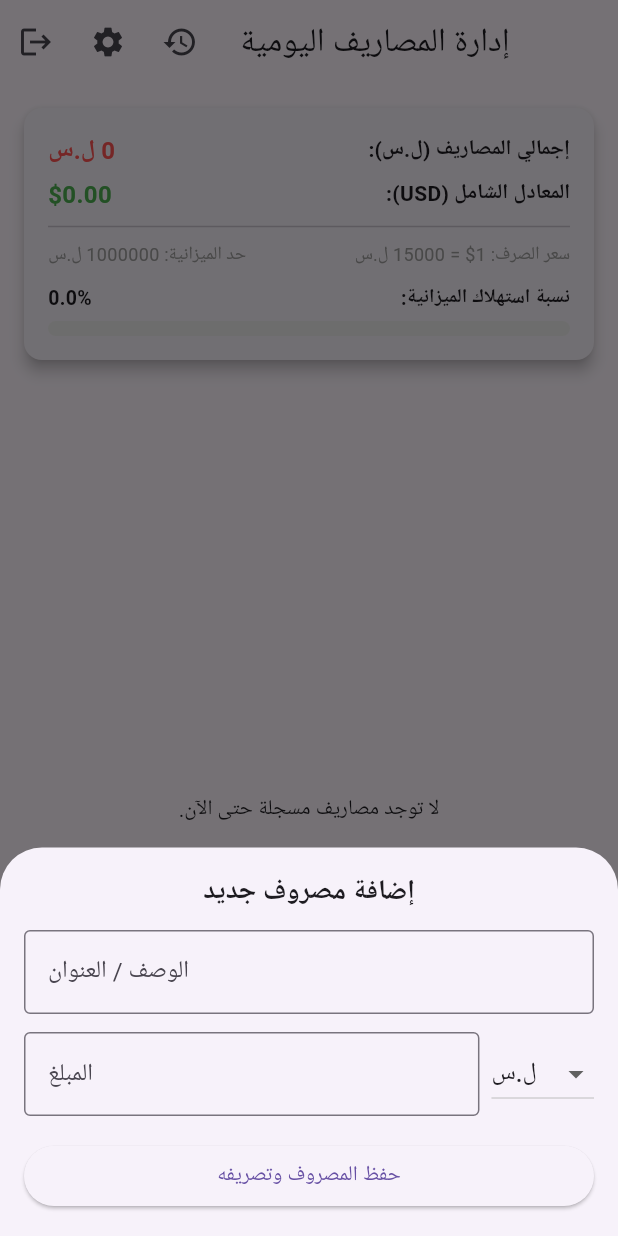
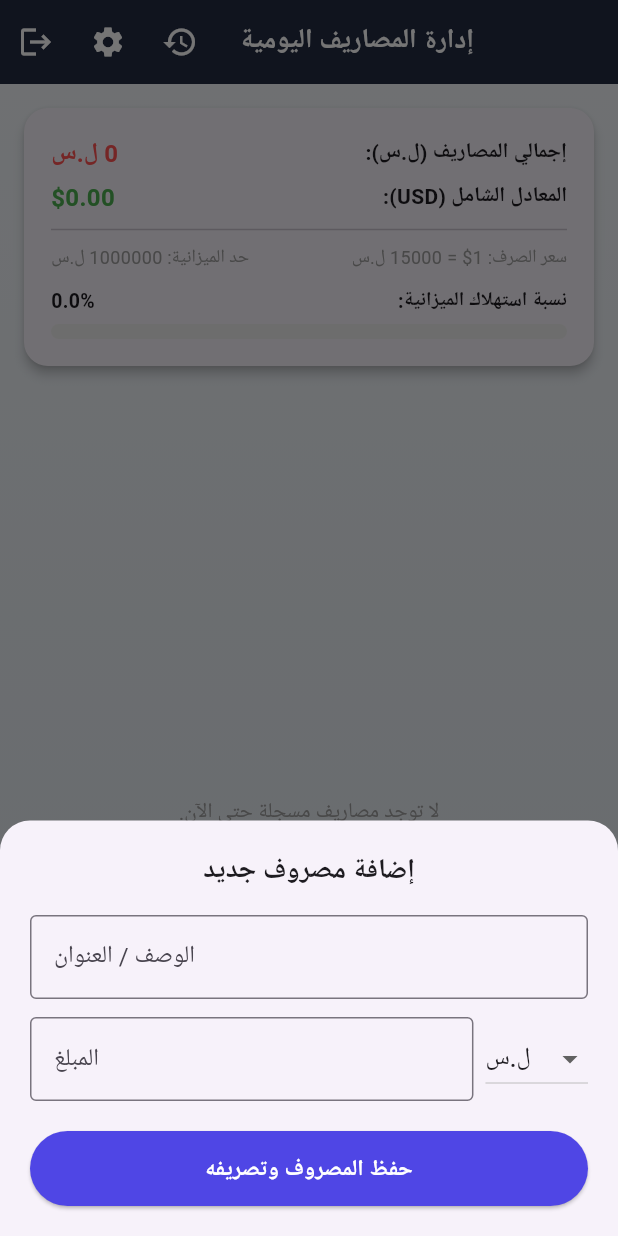
Before and after one commit to al-homse/money, a Flutter app: the screen it shows once a user with an empty profile is signed in, after a tap on the "add" icon, on a phone screen of 412 x 824 dp. Run offline on Flutter 3.47's test engine with Material 3 defaults, Android fonts, the phone set to English and light mode, and no system bars; our stand-ins replace cloud_firestore, firebase_auth, firebase_core, google_sign_in, sign_in_with_apple; missing offline and left inert: flutter_facebook_auth; accounts and stored records are empty; statements that could not run were skipped.

```diff
--- a/lib/views/home_screen.dart
+++ b/lib/views/home_screen.dart
@@ -90,13 +90,16 @@ class _HomeScreenState extends State<HomeScreen> {
     showModalBottomSheet(
       context: context,
       isScrollControlled: true,
+      shape: const RoundedRectangleBorder(
+        borderRadius: BorderRadius.vertical(top: Radius.circular(20)),
+      ),
       builder: (ctx) => StatefulBuilder(
         builder: (context, setModalState) => Padding(
           padding: EdgeInsets.only(
-            top: 16,
-            left: 16,
-            right: 16,
-            bottom: MediaQuery.of(ctx).viewInsets.bottom + 16,
+            top: 20,
+            left: 20,
+            right: 20,
+            bottom: MediaQuery.of(ctx).viewInsets.bottom + 20,
           ),
           child: Column(
             mainAxisSize: MainAxisSize.min,
@@ -107,7 +110,7 @@ class _HomeScreenState extends State<HomeScreen> {
                 textAlign: TextAlign.center,
                 style: TextStyle(fontSize: 18, fontWeight: FontWeight.bold),
               ),
-              const SizedBox(height: 12),
+              const SizedBox(height: 16),
               TextField(
                 controller: _titleController,
                 decoration: const InputDecoration(
@@ -143,10 +146,15 @@ class _HomeScreenState extends State<HomeScreen> {
                   ),
                 ],
               ),
-              const SizedBox(height: 16),
+              const SizedBox(height: 20),
               ElevatedButton(
+                style: ElevatedButton.styleFrom(
+                  padding: const EdgeInsets.symmetric(vertical: 14),
+                  backgroundColor: const Color(0xFF4F46E5),
+                  foregroundColor: Colors.white,
+                ),
                 onPressed: () => _addTransaction(exchangeRate),
-                child: const Text('حفظ المصروف وتصريفه'),
+                child: const Text('حفظ المصروف وتصريفه', style: TextStyle(fontSize: 15, fontWeight: FontWeight.bold)),
               ),
             ],
           ),
@@ -241,7 +249,10 @@ class _HomeScreenState extends State<HomeScreen> {
 
           return Scaffold(
             appBar: AppBar(
-              title: const Text('إدارة المصاريف اليومية'),
+              backgroundColor: const Color(0xFF1E293B),
+              foregroundColor: Colors.white,
+              elevation: 2,
+              title: const Text('إدارة المصاريف اليومية', style: TextStyle(fontWeight: FontWeight.bold, fontSize: 18)),
               centerTitle: true,
               actions: [
                 IconButton(
@@ -268,7 +279,22 @@ class _HomeScreenState extends State<HomeScreen> {
             ),
             body: Stack(
               children: [
-                StreamBuilder<QuerySnapshot>(
+                // خلفية متدرجة فخمة كُليّة للتطبيق
+                Container(
+                  decoration: const BoxDecoration(
+                    gradient: LinearGradient(
+                      begin: Alignment.topCenter,
+                      end: Alignment.bottomCenter,
+                      colors: [Color(0xFFF1F5F9), Color(0xFFE2E8F0)],
+                    ),
+                  ),
+                ),
+
+                // ضبط العرض في المنتصف بعرض أقصى مناسب للكمبيوتر (Web Centered Layout)
+                Center(
+                  child: ConstrainedBox(
+                    constraints: const BoxConstraints(maxWidth: 620),
+                    child: StreamBuilder<QuerySnapshot>(
                       stream: _expensesCollection.orderBy('timestamp', descending: true).snapshots(),
                       builder: (context, snapshot) {
                         if (snapshot.connectionState == ConnectionState.waiting) {
@@ -297,7 +323,6 @@ class _HomeScreenState extends State<HomeScreen> {
 
                         return Column(
                           children: [
-                        // شريط تنبيه الزائر لتحويل حسابه لبريد إلكتروني
                             if (isGuest)
                               Container(
                                 color: Colors.amber[100],
@@ -325,10 +350,10 @@ class _HomeScreenState extends State<HomeScreen> {
                               ),
                             Card(
                               margin: const EdgeInsets.all(16),
-                          elevation: 4,
-                          shape: RoundedRectangleBorder(borderRadius: BorderRadius.circular(12)),
+                              elevation: 3,
+                              shape: RoundedRectangleBorder(borderRadius: BorderRadius.circular(16)),
                               child: Padding(
-                            padding: const EdgeInsets.all(16),
+                                padding: const EdgeInsets.all(18),
                                 child: Column(
                                   children: [
                                     Row(
@@ -400,9 +425,9 @@ class _HomeScreenState extends State<HomeScreen> {
                             ),
                             Expanded(
                               child: docs.isEmpty
-                              ? const Center(child: Text('لا توجد مصاريف مسجلة حتى الآن.'))
+                                  ? const Center(child: Text('لا توجد مصاريف مسجلة حتى الآن.', style: TextStyle(color: Colors.grey)))
                                   : ListView.builder(
-                                  padding: const EdgeInsets.only(bottom: 30),
+                                      padding: const EdgeInsets.only(bottom: 40),
                                       itemCount: docs.length,
                                       itemBuilder: (ctx, index) {
                                         final doc = docs[index];
@@ -415,6 +440,7 @@ class _HomeScreenState extends State<HomeScreen> {
 
                                         return Card(
                                           margin: const EdgeInsets.symmetric(horizontal: 16, vertical: 4),
+                                          shape: RoundedRectangleBorder(borderRadius: BorderRadius.circular(12)),
                                           child: ListTile(
                                             leading: CircleAvatar(
                                               backgroundColor: isSyp ? Colors.blue[100] : Colors.green[100],
@@ -452,18 +478,20 @@ class _HomeScreenState extends State<HomeScreen> {
                         );
                       },
                     ),
+                  ),
+                ),
 
                 // العلامة المائية الثابتة أسفل اليسار
                 const Positioned(
-                  left: 12,
-                  bottom: 8,
+                  left: 16,
+                  bottom: 12,
                   child: IgnorePointer(
                     child: Text(
                       'Powered & Designed by AL-Homse',
                       style: TextStyle(
-                        color: Colors.grey,
+                        color: Colors.black45,
                         fontSize: 11,
-                        fontWeight: FontWeight.w500,
+                        fontWeight: FontWeight.w600,
                         letterSpacing: 0.5,
                       ),
                     ),
@@ -472,6 +500,8 @@ class _HomeScreenState extends State<HomeScreen> {
               ],
             ),
             floatingActionButton: FloatingActionButton(
+              backgroundColor: const Color(0xFF4F46E5),
+              foregroundColor: Colors.white,
               onPressed: () => _showAddTransactionDialog(exchangeRate),
               child: const Icon(Icons.add),
             ),
@@ -521,7 +551,9 @@ class _HistoryScreenState extends State<HistoryScreen> {
       textDirection: TextDirection.rtl,
       child: Scaffold(
         appBar: AppBar(
-          title: const Text('سجل المصاريف الكامل'),
+          backgroundColor: const Color(0xFF1E293B),
+          foregroundColor: Colors.white,
+          title: const Text('سجل المصاريف الكامل', style: TextStyle(fontWeight: FontWeight.bold, fontSize: 18)),
           bottom: PreferredSize(
             preferredSize: const Size.fromHeight(50),
             child: Container(
@@ -554,10 +586,16 @@ class _HistoryScreenState extends State<HistoryScreen> {
         ),
         body: Stack(
           children: [
-            filteredDocs.isEmpty
+            Container(
+              color: const Color(0xFFF1F5F9),
+            ),
+            Center(
+              child: ConstrainedBox(
+                constraints: const BoxConstraints(maxWidth: 620),
+                child: filteredDocs.isEmpty
                     ? const Center(child: Text('لا توجد مصاريف لهذه الفترة.'))
                     : ListView.builder(
-                    padding: const EdgeInsets.only(bottom: 30),
+                        padding: const EdgeInsets.only(bottom: 40),
                         itemCount: filteredDocs.length,
                         itemBuilder: (context, index) {
                           final tx = filteredDocs[index].data() as Map<String, dynamic>;
@@ -571,7 +609,9 @@ class _HistoryScreenState extends State<HistoryScreen> {
                               ? "${timestamp.toDate().day}/${timestamp.toDate().month}/${timestamp.toDate().year} - ${timestamp.toDate().hour}:${timestamp.toDate().minute}"
                               : "الآن";
 
-                      return ListTile(
+                          return Card(
+                            margin: const EdgeInsets.symmetric(horizontal: 16, vertical: 4),
+                            child: ListTile(
                               leading: CircleAvatar(
                                 backgroundColor: isSyp ? Colors.blue[100] : Colors.green[100],
                                 child: Text(
@@ -585,21 +625,22 @@ class _HistoryScreenState extends State<HistoryScreen> {
                                 '$origAmount ${tx['currency']}',
                                 style: const TextStyle(fontWeight: FontWeight.bold, fontSize: 15),
                               ),
+                            ),
                           );
                         },
                       ),
-
-            // العلامة المائية الثابتة أسفل اليسار في شاشة السجل
+              ),
+            ),
             const Positioned(
-              left: 12,
-              bottom: 8,
+              left: 16,
+              bottom: 12,
               child: IgnorePointer(
                 child: Text(
                   'Powered & Designed by AL-Homse',
                   style: TextStyle(
-                    color: Colors.grey,
+                    color: Colors.black45,
                     fontSize: 11,
-                    fontWeight: FontWeight.w500,
+                    fontWeight: FontWeight.w600,
                     letterSpacing: 0.5,
                   ),
                 ),
```
Lines whose indentation alone changed are shown as unchanged.
